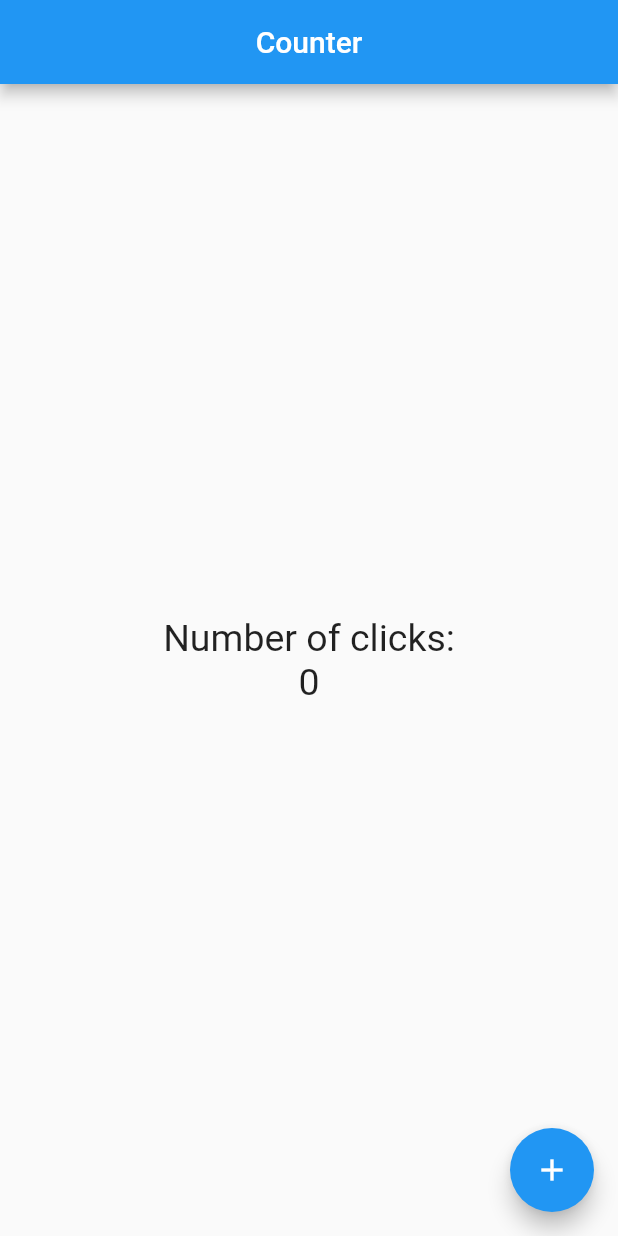
After one commit to dtlucho/flutter_counter, a Flutter app: the screen it shows after launch, on a phone screen of 412 x 824 dp. The commit adds this screen. Run offline on Flutter 3.47's test engine with Material 2 defaults, Android fonts, the phone set to English and light mode, and no system bars.

Commit message:
Stateful counter page

```diff
--- a/lib/src/app.dart
+++ b/lib/src/app.dart
@@ -1,5 +1,5 @@
 import 'package:flutter/material.dart';
-import 'package:counter/src/views/home_page.dart';
+import 'package:counter/src/views/contador_page.dart';
 
 class MyApp extends StatelessWidget {
   const MyApp({Key? key}) : super(key: key);
@@ -7,8 +7,9 @@ class MyApp extends StatelessWidget {
   @override
   Widget build(BuildContext context) {
     return const MaterialApp(
+      debugShowCheckedModeBanner: false,
       home: Center(
-        child: HomePage(),
+        child: CounterPage(),
       ),
     );
   }
--- /dev/null
+++ b/lib/src/views/contador_page.dart
@@ -0,0 +1,46 @@
+import 'package:flutter/material.dart';
+
+class CounterPage extends StatefulWidget {
+  const CounterPage({Key? key}) : super(key: key);
+
+  @override
+  _CounterPageState createState() => _CounterPageState();
+}
+
+class _CounterPageState extends State<CounterPage> {
+  final TextStyle _textStyle = const TextStyle(fontSize: 25.0);
+  int _count = 0;
+
+  @override
+  Widget build(BuildContext context) {
+    return Scaffold(
+      appBar: AppBar(
+        title: const Text('Counter'),
+        centerTitle: true,
+      ),
+      body: Center(
+        child: Column(
+          mainAxisAlignment: MainAxisAlignment.center,
+          children: <Widget>[
+            Text(
+              'Number of clicks:',
+              style: _textStyle,
+            ),
+            Text(
+              '$_count',
+              style: _textStyle,
+            ),
+          ],
+        ),
+      ),
+      floatingActionButton: FloatingActionButton(
+        child: const Icon(Icons.add),
+        onPressed: () {
+          setState(() {
+            _count++;
+          });
+        },
+      ),
+    );
+  }
+}
```
